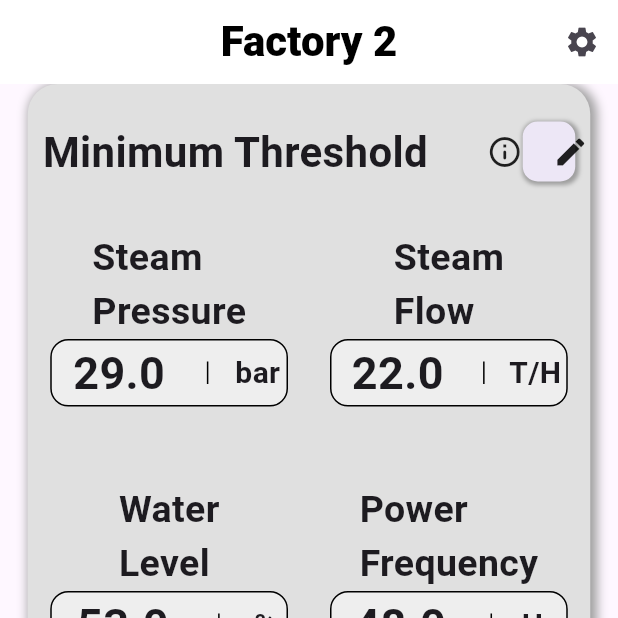
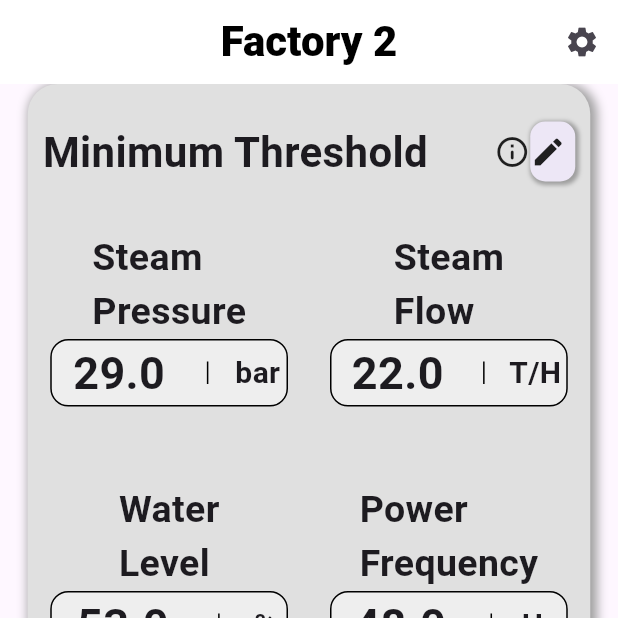
Before and after one commit to kosumi32/Lab5-GUI, a Flutter app: the SettingTab screen opened directly, on a phone screen of 412 x 824 dp, the top half of it. Run offline on Flutter 3.47's test engine with Material 3 defaults, Android fonts, the phone set to English and light mode, and no system bars; our stand-ins replace logger, syncfusion_flutter_gauges; missing offline and left inert: country_flags.

Commit message:
setting 1.2

```diff
--- a/lib/pages/setting.dart
+++ b/lib/pages/setting.dart
@@ -112,7 +112,7 @@ class _SettingTabState extends State<SettingTab> {
                         ),
                       ),
                       Container(
-                        width: 35,
+                        width: 30,
                         height: 40,
                         decoration: BoxDecoration(
                             borderRadius: BorderRadius.circular(10),
@@ -125,7 +125,7 @@ class _SettingTabState extends State<SettingTab> {
                                   spreadRadius: 1)
                             ]),
                         child: const Padding(
-                            padding: EdgeInsets.fromLTRB(20, 0, 8, 0),
+                            padding: EdgeInsets.fromLTRB(0, 0, 8, 0),
                             child: Icon(Icons.edit)),
                       ),
                     ],
```
